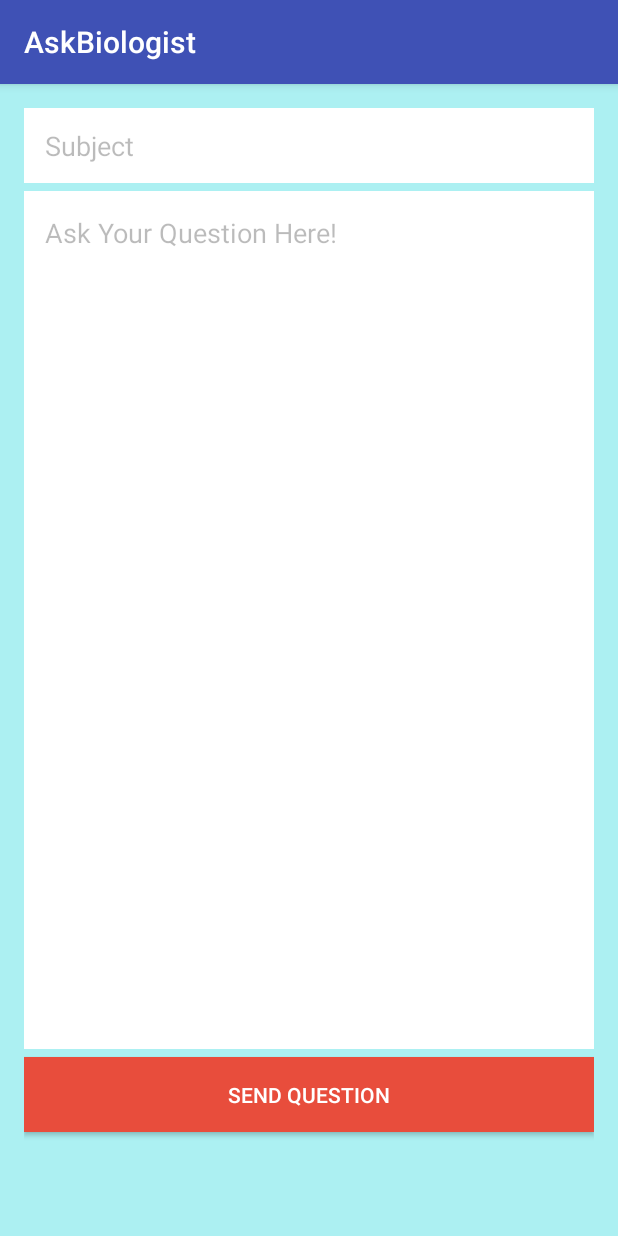
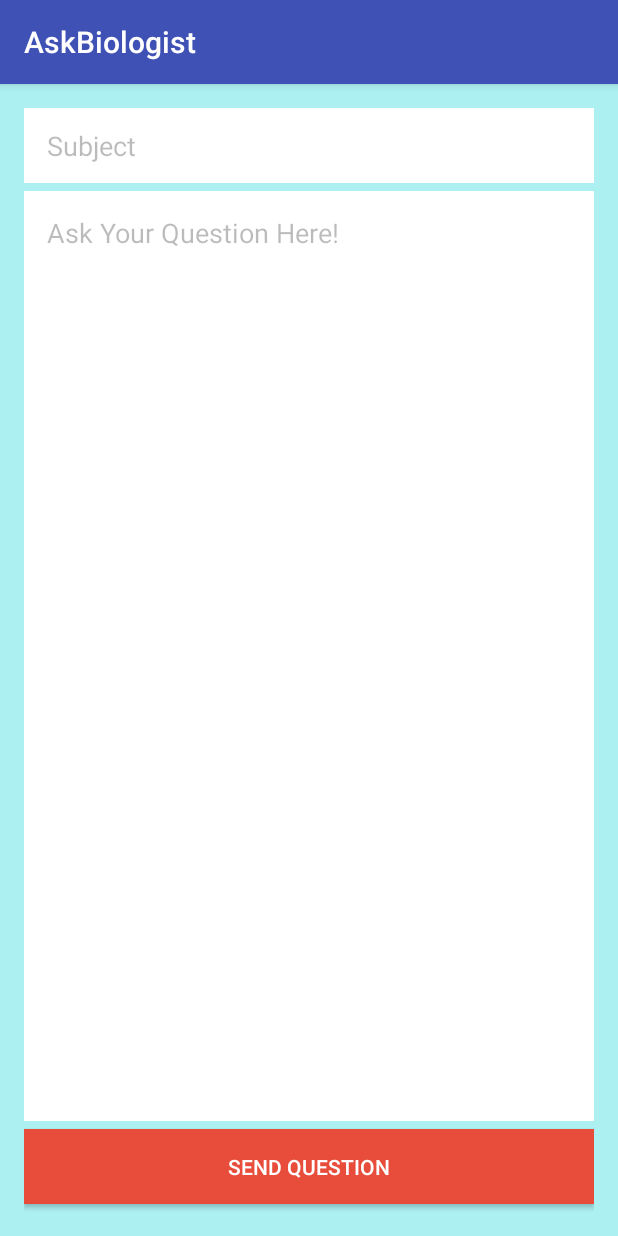
Before and after one commit to lhumphreys/CatchReport, an Android app: the AskBiologist screen opened directly, with no data from a screen before it, after a tap on "SEND QUESTION", on a phone screen of 412 x 824 dp. Run offline under Robolectric (Android 15) with nearby library versions, the phone set to English and light mode, and no system bars; network calls fail.

Commit message:
Fixed ask a biologist prototype

```diff
--- a/app/src/main/java/com/app/fish/catchreport/AskBiologist.java
+++ b/app/src/main/java/com/app/fish/catchreport/AskBiologist.java
@@ -25,8 +25,8 @@ public class AskBiologist extends AppCompatActivity {
     {
         TextView sub = (TextView) findViewById(R.id.askBioSub);
         TextView bod = (TextView) findViewById(R.id.askBioBod);
-        String subject = sub.toString();
-        String body = bod.toString();
+        String subject = sub.getText().toString();
+        String body = bod.getText().toString();
 
         if(subject.isEmpty() || body.isEmpty())
         {
--- a/app/src/main/res/layout/content_ask_biologist.xml
+++ b/app/src/main/res/layout/content_ask_biologist.xml
@@ -21,7 +21,8 @@
         android:layout_alignParentLeft="true"
         android:layout_alignParentStart="true"
         android:layout_marginBottom="5dp"
-        android:hint="   Subject"
+        android:paddingLeft="15dp"
+        android:hint="Subject"
         android:textColorHint="#44000000"
         android:background="#ffffff"/>
 
@@ -36,10 +37,11 @@
             android:layout_width="match_parent"
             android:layout_height="wrap_content"
             android:id="@+id/askBioBod"
-            android:hint="   Ask Your Question Here!"
+            android:hint="Ask Your Question Here!"
             android:textColorHint="#44000000"
             android:background="#ffffffff"
             android:layout_marginBottom="5dp"
+            android:paddingLeft="15dp"
             android:paddingTop="15dp"/>
     </ScrollView>
 
@@ -49,7 +51,7 @@
         android:id="@+id/submitAskBio"
         android:layout_alignParentBottom="true"
         android:layout_centerHorizontal="true"
-        android:layout_marginBottom="53dp"
+        android:layout_marginBottom="5dp"
         android:layout_marginTop="5dp"
         android:text="Send Question"
         android:textColor="#ffffff"
--- a/app/src/main/res/layout/content_main.xml
+++ b/app/src/main/res/layout/content_main.xml
@@ -5,7 +5,7 @@
     xmlns:app="http://schemas.android.com/apk/res-auto"
     android:layout_width="fill_parent"
     android:layout_height="fill_parent"
-    android:background="#ACF0F2"
+    android:background="#ffffff"
     android:id="@+id/myscrollview">
 
     <LinearLayout  android:layout_width="match_parent"
```
